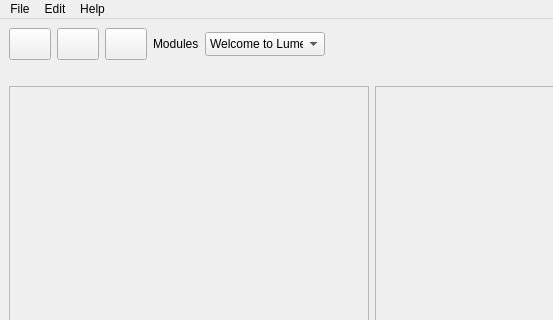
This is ui/LumenMainWindow2.0.ui in Eual11/Lumen as Qt 5 draws it before an edit; both pictures show x 0 to 553 and y 0 to 320 of the 822 by 615 pixel window. The edited form follows.
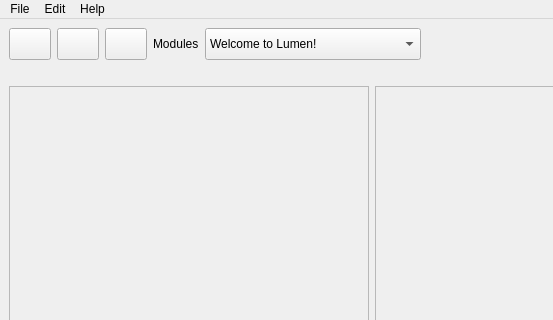
This is the edited form. Icons and pictures are not drawn.

The edit to the form file:
```diff
--- a/ui/LumenMainWindow2.0.ui
+++ b/ui/LumenMainWindow2.0.ui
@@ -142,8 +142,8 @@
         </property>
         <property name="minimumSize">
          <size>
-          <width>120</width>
-          <height>0</height>
+          <width>216</width>
+          <height>32</height>
          </size>
         </property>
         <property name="sizeAdjustPolicy">
```
Left out of the diff: 19 changed lines with no effect on the pictures.
